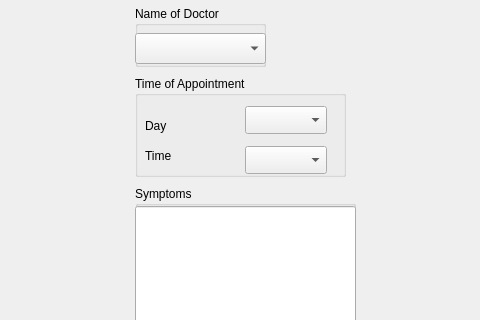
Old version of the form hospital/patient.ui in the repository mohammedyassin11/Healthcare-system; both pictures show x 345 to 825 and y 94 to 414 of the 825 by 642 pixel window.
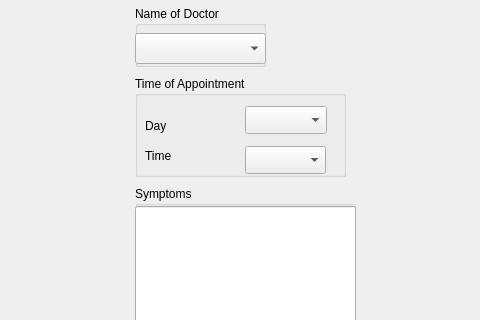
New version of the form.

What changed in the file:
```diff
--- a/hospital/patient.ui
+++ b/hospital/patient.ui
@@ -40,7 +40,7 @@
      <rect>
       <x>110</x>
       <y>70</y>
-      <width>82</width>
+      <width>81</width>
       <height>28</height>
      </rect>
     </property>
```
